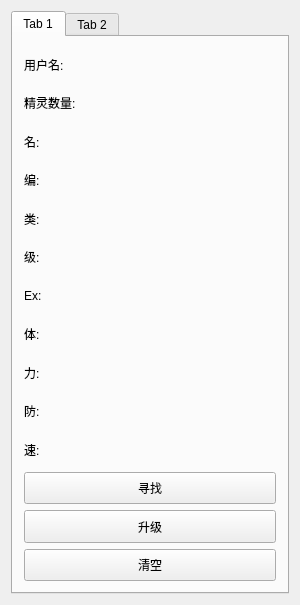
Old version of the form widget.ui in the repository BuWH/Pokemon.
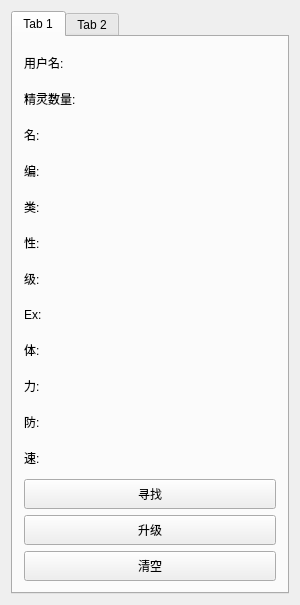
New version of the form. The open tabs and pages were chosen to show the change.

Patch:
```diff
--- a/widget.ui
+++ b/widget.ui
@@ -110,6 +110,19 @@
                                  </property>
                              </widget>
                          </item>
+                         <item>
+                             <widget class="QLabel" name="property">
+                                 <property name="sizePolicy">
+                                     <sizepolicy hsizetype="Preferred" vsizetype="Minimum">
+                                         <horstretch>0</horstretch>
+                                         <verstretch>0</verstretch>
+                                     </sizepolicy>
+                                 </property>
+                                 <property name="text">
+                                     <string>性:</string>
+                                 </property>
+                             </widget>
+                         </item>
                          <item>
                              <widget class="QLabel" name="level">
                                  <property name="sizePolicy">
```
Left out of the diff: 4 changed lines with no effect on the pictures.
